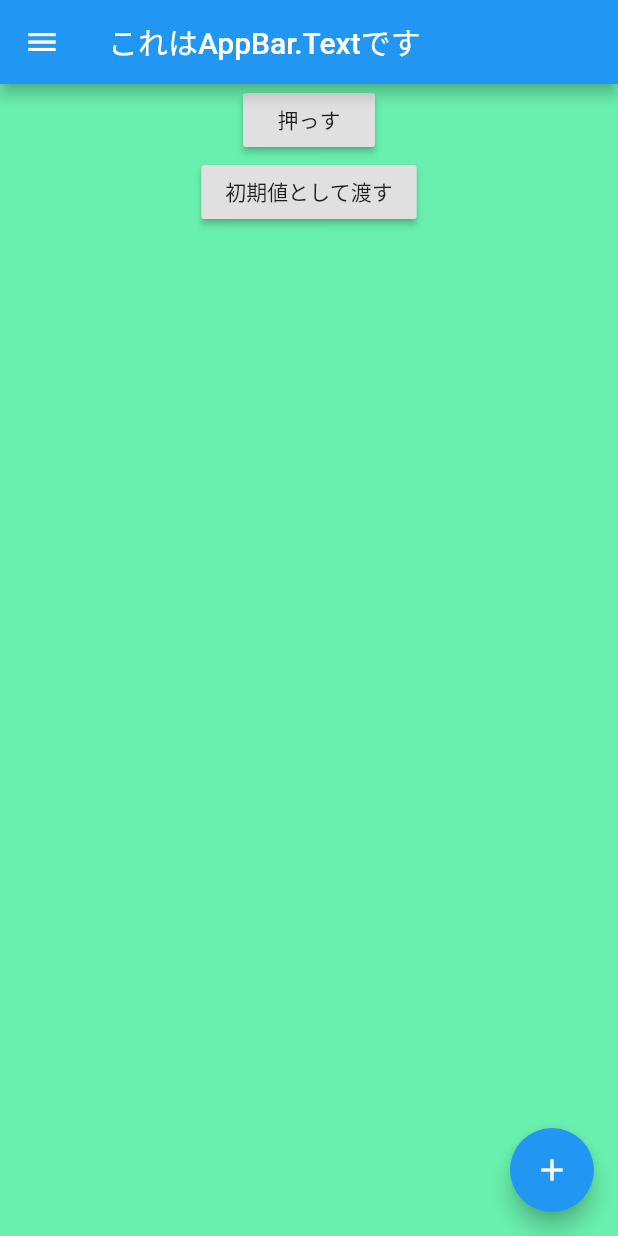
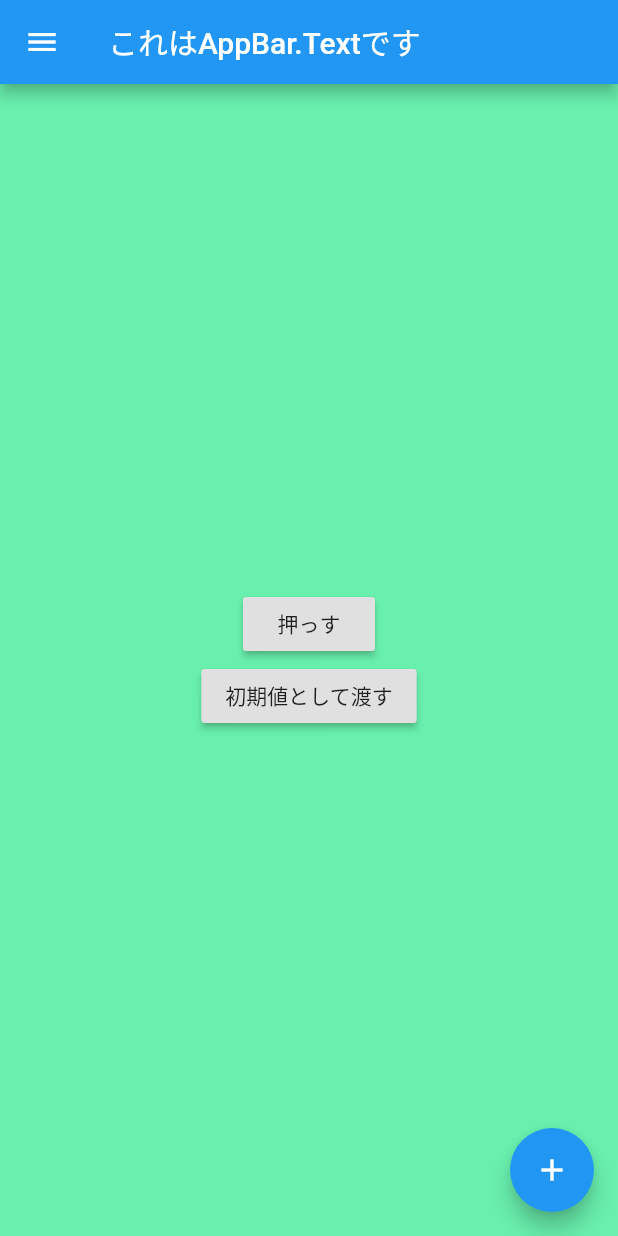
Before and after one commit to yeele/flutter_simple_pages, a Flutter app: the MyHomePage screen opened directly, on a phone screen of 412 x 824 dp. Run offline on Flutter 3.47's test engine with Material 2 defaults, Android fonts, the phone set to English and light mode, and no system bars.

Commit message:
表示位置をaxis alighでづらす方法

```diff
--- a/lib/main.dart
+++ b/lib/main.dart
@@ -71,7 +71,11 @@ class _MyHomePageState extends State<MyHomePage> {
           actions: [],
         ),
         body: Center(
+          child: Container(
+            width: double.infinity,
             child: Column(
+              mainAxisAlignment: MainAxisAlignment.center,
+              crossAxisAlignment: CrossAxisAlignment.center,
               children: [
                 RaisedButton(
                   child: Text("押っす"),
@@ -105,6 +109,7 @@ class _MyHomePageState extends State<MyHomePage> {
               ],
             ),
           ),
+        ),
         floatingActionButton: FloatingActionButton(
           onPressed: () {
             print("特に何もしない");
```
Lines whose indentation alone changed are shown as unchanged.
